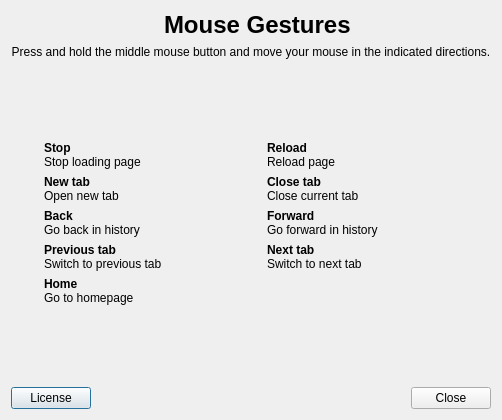
Before: the Qt Designer form src/plugins/MouseGestures/mousegesturessettingsdialog.ui in QupZilla/qupzilla, drawn with Qt 5.
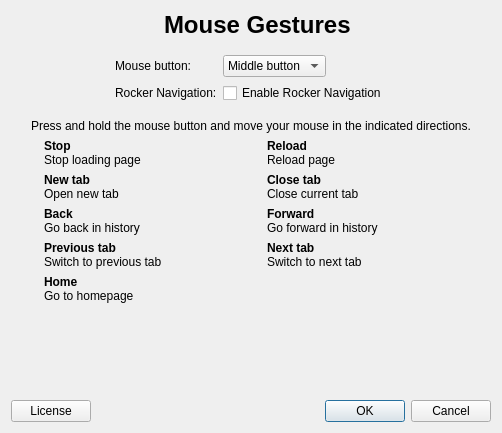
After: the same form once the commit is applied. Icons and pictures are not drawn.

Commit message:
[MouseGestures] Configurable mouse gesture button
UI changes:
* the Settings dialog offers a combo box to select left and right
  mouse buttons, or disable the gestures completely
* changes are permanently saved
* OK button is added

Closes #386
Closes #1280

It is now also possible to enable/disable rocker navigation.

Closes #1234

Diff of the .ui file:
```diff
--- a/src/plugins/MouseGestures/mousegesturessettingsdialog.ui
+++ b/src/plugins/MouseGestures/mousegesturessettingsdialog.ui
@@ -7,7 +7,7 @@
     <x>0</x>
     <y>0</y>
     <width>502</width>
-    <height>420</height>
+    <height>433</height>
    </rect>
   </property>
   <property name="windowTitle">
@@ -58,10 +58,93 @@
      </item>
     </layout>
    </item>
+   <item>
+    <layout class="QHBoxLayout" name="horizontalLayout_3">
+     <property name="topMargin">
+      <number>10</number>
+     </property>
+     <property name="bottomMargin">
+      <number>10</number>
+     </property>
+     <item>
+      <spacer name="horizontalSpacer_3">
+       <property name="orientation">
+        <enum>Qt::Horizontal</enum>
+       </property>
+       <property name="sizeHint" stdset="0">
+        <size>
+         <width>40</width>
+         <height>20</height>
+        </size>
+       </property>
+      </spacer>
+     </item>
+     <item>
+      <layout class="QFormLayout" name="formLayout">
+       <property name="fieldGrowthPolicy">
+        <enum>QFormLayout::ExpandingFieldsGrow</enum>
+       </property>
+       <item row="0" column="0">
+        <widget class="QLabel" name="label_22">
+         <property name="text">
+          <string>Mouse button:</string>
+         </property>
+        </widget>
+       </item>
+       <item row="0" column="1">
+        <widget class="QComboBox" name="mouseButtonComboBox">
+         <item>
+          <property name="text">
+           <string>Middle button</string>
+          </property>
+         </item>
+         <item>
+          <property name="text">
+           <string>Right button</string>
+          </property>
+         </item>
+         <item>
+          <property name="text">
+           <string>Disabled</string>
+          </property>
+         </item>
+        </widget>
+       </item>
+       <item row="1" column="0">
+        <widget class="QLabel" name="label_23">
+         <property name="text">
+          <string>Rocker Navigation:</string>
+         </property>
+        </widget>
+       </item>
+       <item row="1" column="1">
+        <widget class="QCheckBox" name="enableRockerNavigation">
+         <property name="text">
+          <string>Enable Rocker Navigation</string>
+         </property>
+        </widget>
+       </item>
+      </layout>
+     </item>
+     <item>
+      <spacer name="horizontalSpacer_4">
+       <property name="orientation">
+        <enum>Qt::Horizontal</enum>
+       </property>
+       <property name="sizeHint" stdset="0">
+        <size>
+         <width>40</width>
+         <height>20</height>
+        </size>
+       </property>
+      </spacer>
+     </item>
+    </layout>
+   </item>
    <item>
     <widget class="QLabel" name="label_17">
      <property name="text">
-      <string>Press and hold the middle mouse button and move your mouse in the indicated directions.</string>
+      <string>Press and hold the mouse button and move your mouse in the indicated directions.</string>
      </property>
      <property name="alignment">
       <set>Qt::AlignCenter</set>
@@ -71,19 +154,6 @@
      </property>
     </widget>
    </item>
-   <item>
-    <spacer name="verticalSpacer_2">
-     <property name="orientation">
-      <enum>Qt::Vertical</enum>
-     </property>
-     <property name="sizeHint" stdset="0">
-      <size>
-       <width>20</width>
-       <height>40</height>
-      </size>
-     </property>
-    </spacer>
-   </item>
    <item>
     <layout class="QGridLayout" name="gridLayout">
      <property name="leftMargin">
@@ -260,7 +330,7 @@
         <enum>Qt::Horizontal</enum>
        </property>
        <property name="standardButtons">
-        <set>QDialogButtonBox::Close</set>
+        <set>QDialogButtonBox::Cancel|QDialogButtonBox::Ok</set>
        </property>
       </widget>
      </item>
```
Left out of the diff: 38 changed lines with no effect on the pictures. The commit also changes 5 other files.
